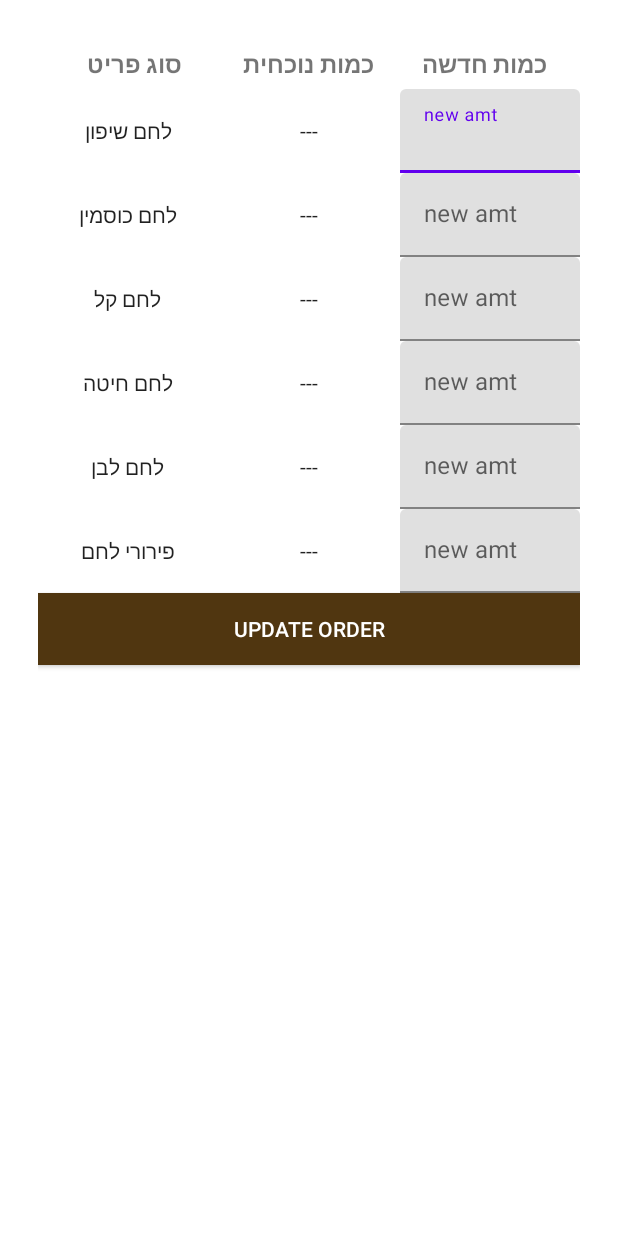
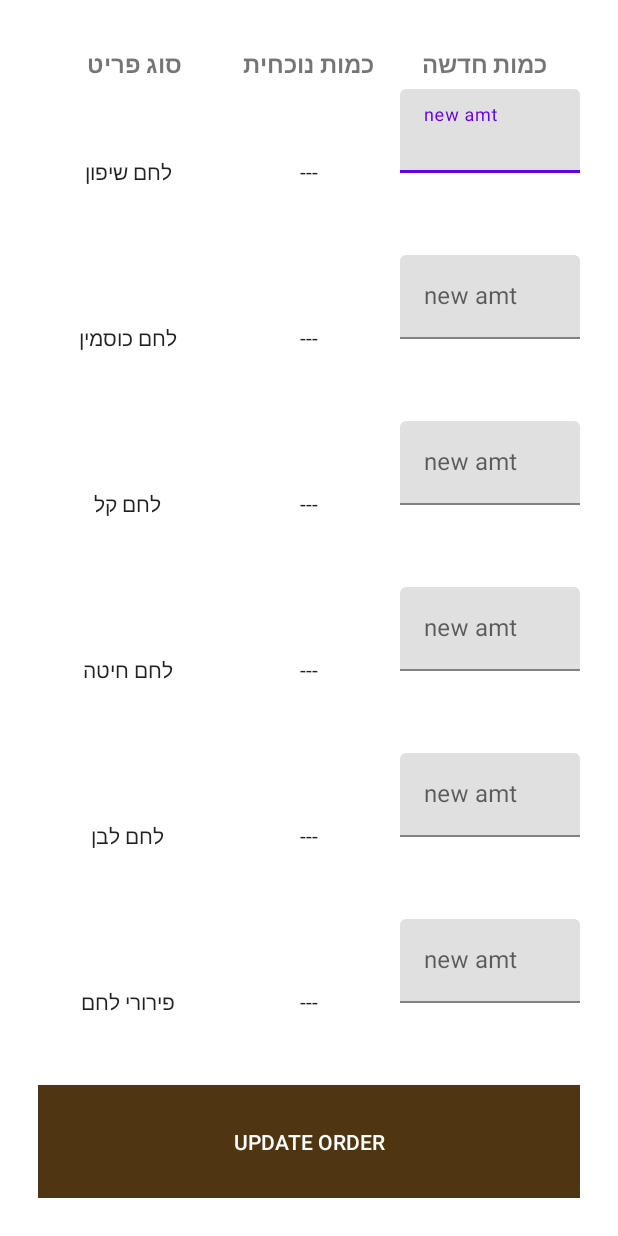
Before and after one commit to doronmash/Berman-Bakery, an Android app: the layout fragment_order.xml on its own in the app's theme, with its tools: preview values and no code run, on a phone screen of 412 x 824 dp. Run offline under Robolectric (Android 15) with nearby library versions, the phone set to English and light mode, and no system bars.

Commit message:
doron changes21321321

```diff
--- a/app/src/main/res/layout/fragment_order.xml
+++ b/app/src/main/res/layout/fragment_order.xml
@@ -6,7 +6,8 @@
     android:layout_height="match_parent"
     tools:context=".FragOrderManagment"
     android:orientation="vertical"
-    android:padding="4mm">
+    android:padding="4mm"
+    android:layout_weight="10">
 
 
 
@@ -16,7 +17,8 @@
         android:layout_width="match_parent"
         android:layout_height="wrap_content"
         android:orientation="horizontal"
-        android:padding="1mm">
+        android:padding="1mm"
+        >
 
         <TextView
             android:gravity="center"
@@ -51,7 +53,9 @@
 
     <LinearLayout
         android:layout_width="match_parent"
-        android:layout_height="wrap_content">
+        android:layout_height="wrap_content"
+        android:layout_weight="1"
+        >
 
         <TextView
             android:id="@+id/order_LBL_product1"
@@ -92,7 +96,9 @@
 
     <LinearLayout
         android:layout_width="match_parent"
-        android:layout_height="wrap_content">
+        android:layout_height="wrap_content"
+        android:layout_weight="1"
+        >
 
         <TextView
             android:id="@+id/order_LBL_product2"
@@ -133,7 +139,9 @@
 
     <LinearLayout
         android:layout_width="match_parent"
-        android:layout_height="wrap_content">
+        android:layout_height="wrap_content"
+        android:layout_weight="1"
+        >
 
         <TextView
             android:id="@+id/order_LBL_product3"
@@ -174,7 +182,9 @@
 
     <LinearLayout
         android:layout_width="match_parent"
-        android:layout_height="wrap_content">
+        android:layout_height="wrap_content"
+        android:layout_weight="1"
+        >
 
         <TextView
             android:id="@+id/order_LBL_product4"
@@ -215,7 +225,9 @@
 
     <LinearLayout
         android:layout_width="match_parent"
-        android:layout_height="wrap_content">
+        android:layout_height="wrap_content"
+        android:layout_weight="1"
+        >
 
         <TextView
             android:id="@+id/order_LBL_product5"
@@ -256,7 +268,9 @@
 
     <LinearLayout
         android:layout_width="match_parent"
-        android:layout_height="wrap_content">
+        android:layout_height="wrap_content"
+        android:layout_weight="1"
+        >
 
         <TextView
             android:id="@+id/order_LBL_product6"
@@ -300,6 +314,7 @@
         android:layout_height="wrap_content"
         android:text="@string/update_order"
         android:textColor="@color/white"
-        android:background="@color/brown_button"/>
+        android:background="@color/brown_button"
+        android:layout_weight="0.5"/>
 
 </LinearLayout>
```
